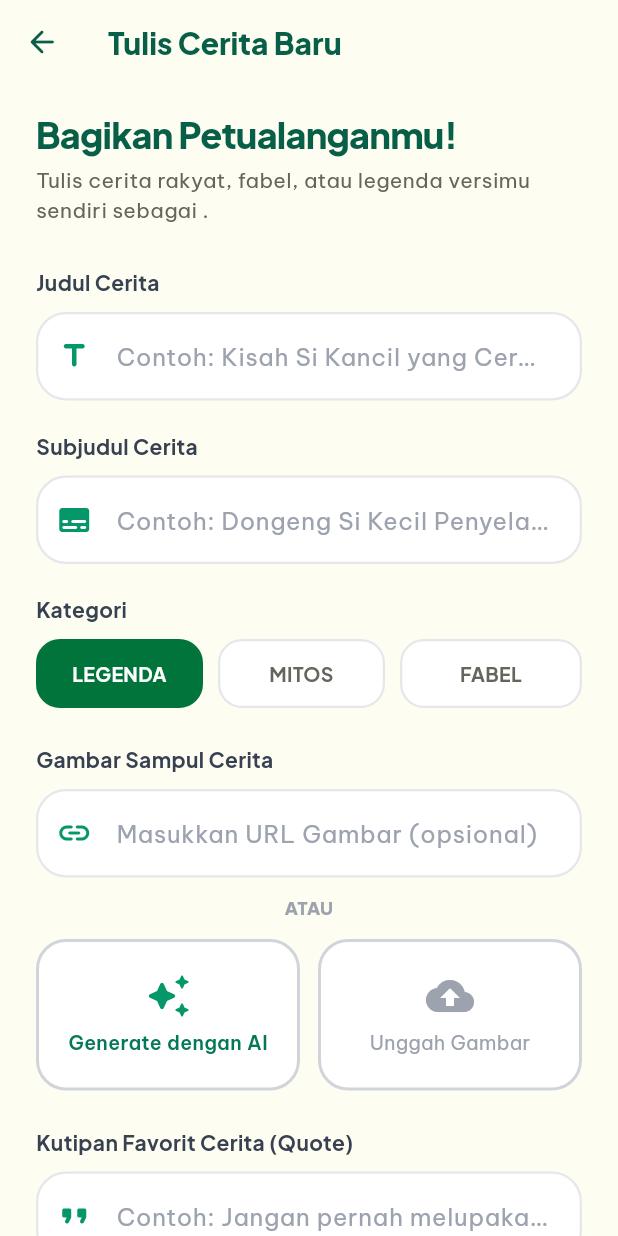
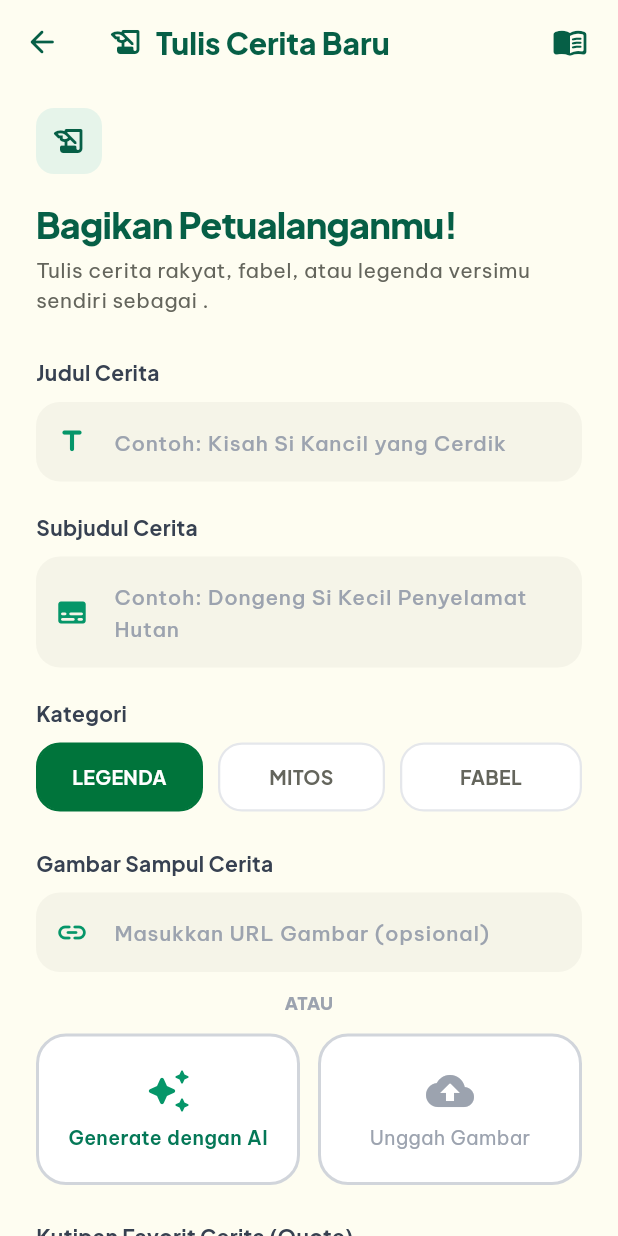
Before and after one commit to kawreenazzhra/kisantara, a Flutter app: the WriteStoryScreen screen opened directly, on a phone screen of 412 x 824 dp. Run offline on Flutter 3.47's test engine with Material 3 defaults, Android fonts, the phone set to English and light mode, and no system bars; our stand-ins replace cloud_firestore, file_picker, firebase_auth, firebase_core, firebase_storage, google_fonts; accounts and stored records are empty.

Commit message:
UI write story screen

```diff
--- a/lib/screens/write_story_screen.dart
+++ b/lib/screens/write_story_screen.dart
@@ -301,7 +301,16 @@ class _WriteStoryScreenState extends State<WriteStoryScreen> {
           icon: const Icon(Icons.arrow_back_rounded, color: Color(0xFF065F46)),
           onPressed: () => Navigator.of(context).pop(),
         ),
-        title: Text(
+        title: Row(
+          mainAxisSize: MainAxisSize.min,
+          children: [
+            const Icon(
+              Icons.history_edu_rounded, // Quill pen icon
+              color: Color(0xFF065F46),
+              size: 24,
+            ),
+            const SizedBox(width: 8),
+            Text(
               isEditing ? 'Edit Cerita Anda' : 'Tulis Cerita Baru',
               style: GoogleFonts.plusJakartaSans(
                 fontWeight: FontWeight.w800,
@@ -309,6 +318,18 @@ class _WriteStoryScreenState extends State<WriteStoryScreen> {
                 fontSize: 20,
               ),
             ),
+          ],
+        ),
+        actions: [
+          Padding(
+            padding: const EdgeInsets.only(right: 20),
+            child: const Icon(
+              Icons.menu_book_rounded, // Book icon
+              color: Color(0xFF065F46),
+              size: 24,
+            ),
+          ),
+        ],
       ),
       body: SafeArea(
         child: _isLoading
@@ -322,6 +343,19 @@ class _WriteStoryScreenState extends State<WriteStoryScreen> {
                 child: Column(
                   crossAxisAlignment: CrossAxisAlignment.start,
                   children: [
+                    Container(
+                      padding: const EdgeInsets.all(10),
+                      decoration: BoxDecoration(
+                        color: const Color(0xFFE6F4EA),
+                        borderRadius: BorderRadius.circular(12),
+                      ),
+                      child: const Icon(
+                        Icons.history_edu_rounded,
+                        color: Color(0xFF065F46),
+                        size: 24,
+                      ),
+                    ),
+                    const SizedBox(height: 16),
                     Text(
                       'Bagikan Petualanganmu!',
                       style: GoogleFonts.plusJakartaSans(
@@ -588,21 +622,51 @@ class _WriteStoryScreenState extends State<WriteStoryScreen> {
                     const SizedBox(height: 32),
 
                     // ── Simpan ──
-                    SizedBox(
+                    Container(
                       width: double.infinity,
-                      child: ElevatedButton.icon(
-                        onPressed: _submit,
-                        icon: const Icon(Icons.send_rounded),
-                        label: Text(
+                      decoration: BoxDecoration(
+                        gradient: const LinearGradient(
+                          colors: [
+                            Color(0xFF044E32), // Dark Green
+                            Color(0xFF10B981), // Light Green
+                          ],
+                          begin: Alignment.centerLeft,
+                          end: Alignment.centerRight,
+                        ),
+                        borderRadius: BorderRadius.circular(24),
+                        boxShadow: [
+                          BoxShadow(
+                            color: const Color(0xFF044E32).withOpacity(0.3),
+                            blurRadius: 10,
+                            offset: const Offset(0, 4),
+                          ),
+                        ],
+                      ),
+                      child: Material(
+                        color: Colors.transparent,
+                        child: InkWell(
+                          onTap: _submit,
+                          borderRadius: BorderRadius.circular(24),
+                          splashColor: Colors.white.withOpacity(0.25),
+                          highlightColor: Colors.white.withOpacity(0.15),
+                          child: Padding(
+                            padding: const EdgeInsets.symmetric(vertical: 16),
+                            child: Row(
+                              mainAxisAlignment: MainAxisAlignment.center,
+                              children: [
+                                const Icon(Icons.send_rounded, color: Colors.white),
+                                const SizedBox(width: 8),
+                                Text(
                                   isEditing ? 'Simpan Perubahan' : 'Publikasikan Cerita',
-                          style: GoogleFonts.plusJakartaSans(fontSize: 16, fontWeight: FontWeight.w700),
+                                  style: GoogleFonts.plusJakartaSans(
+                                    fontSize: 16,
+                                    fontWeight: FontWeight.w700,
+                                    color: Colors.white,
                                   ),
-                        style: ElevatedButton.styleFrom(
-                          backgroundColor: const Color(0xFF00743B),
-                          foregroundColor: Colors.white,
-                          padding: const EdgeInsets.symmetric(vertical: 16),
-                          shape: RoundedRectangleBorder(borderRadius: BorderRadius.circular(24)),
-                          elevation: 4,
+                                ),
+                              ],
+                            ),
+                          ),
                         ),
                       ),
                     ),
@@ -629,22 +693,35 @@ class _WriteStoryScreenState extends State<WriteStoryScreen> {
     required String hint,
     required IconData icon,
   }) {
-    return Container(
-      decoration: BoxDecoration(
-        color: Colors.white,
-        borderRadius: BorderRadius.circular(20),
-        border: Border.all(color: const Color(0xFFE5E7EB), width: 1.5),
+    return TextField(
+      controller: controller,
+      maxLines: null,
+      minLines: 1,
+      keyboardType: TextInputType.multiline,
+      style: GoogleFonts.plusJakartaSans(
+        color: const Color(0xFF373830),
+        fontSize: 14,
+        fontWeight: FontWeight.w500,
       ),
-      child: TextField(
-        controller: controller,
-        style: GoogleFonts.plusJakartaSans(color: const Color(0xFF373830)),
       decoration: InputDecoration(
+        filled: true,
+        fillColor: const Color(0xFFF5F4E8), // soft warm cream background
         hintText: hint,
-          hintStyle: GoogleFonts.beVietnamPro(color: const Color(0xFF9CA3AF)),
-          prefixIcon: Icon(icon, color: const Color(0xFF059669)),
-          border: InputBorder.none,
+        hintStyle: GoogleFonts.beVietnamPro(color: const Color(0xFF9CA3AF), fontSize: 14),
+        prefixIcon: Icon(icon, color: const Color(0xFF059669), size: 22),
+        border: OutlineInputBorder(
+          borderRadius: BorderRadius.circular(16),
+          borderSide: BorderSide.none,
+        ),
+        enabledBorder: OutlineInputBorder(
+          borderRadius: BorderRadius.circular(16),
+          borderSide: BorderSide.none,
+        ),
+        focusedBorder: OutlineInputBorder(
+          borderRadius: BorderRadius.circular(16),
+          borderSide: const BorderSide(color: Color(0xFF059669), width: 1.5),
+        ),
         contentPadding: const EdgeInsets.symmetric(horizontal: 20, vertical: 16),
-        ),
       ),
     );
   }
@@ -653,22 +730,34 @@ class _WriteStoryScreenState extends State<WriteStoryScreen> {
     required TextEditingController controller,
     required String hint,
   }) {
-    return Container(
-      decoration: BoxDecoration(
-        color: Colors.white,
-        borderRadius: BorderRadius.circular(20),
-        border: Border.all(color: const Color(0xFFE5E7EB), width: 1.5),
+    return TextField(
+      controller: controller,
+      maxLines: null,
+      minLines: 5,
+      keyboardType: TextInputType.multiline,
+      style: GoogleFonts.beVietnamPro(
+        color: const Color(0xFF373830),
+        fontSize: 14,
+        height: 1.6,
       ),
-      child: TextField(
-        controller: controller,
-        maxLines: 6,
-        style: GoogleFonts.beVietnamPro(color: const Color(0xFF373830), fontSize: 14, height: 1.6),
       decoration: InputDecoration(
+        filled: true,
+        fillColor: const Color(0xFFF5F4E8), // soft warm cream background
         hintText: hint,
-          hintStyle: GoogleFonts.beVietnamPro(color: const Color(0xFF9CA3AF)),
-          border: InputBorder.none,
+        hintStyle: GoogleFonts.beVietnamPro(color: const Color(0xFF9CA3AF), fontSize: 14),
+        border: OutlineInputBorder(
+          borderRadius: BorderRadius.circular(16),
+          borderSide: BorderSide.none,
+        ),
+        enabledBorder: OutlineInputBorder(
+          borderRadius: BorderRadius.circular(16),
+          borderSide: BorderSide.none,
+        ),
+        focusedBorder: OutlineInputBorder(
+          borderRadius: BorderRadius.circular(16),
+          borderSide: const BorderSide(color: Color(0xFF059669), width: 1.5),
+        ),
         contentPadding: const EdgeInsets.all(20),
-        ),
       ),
     );
   }
```
Lines whose indentation alone changed are shown as unchanged.
